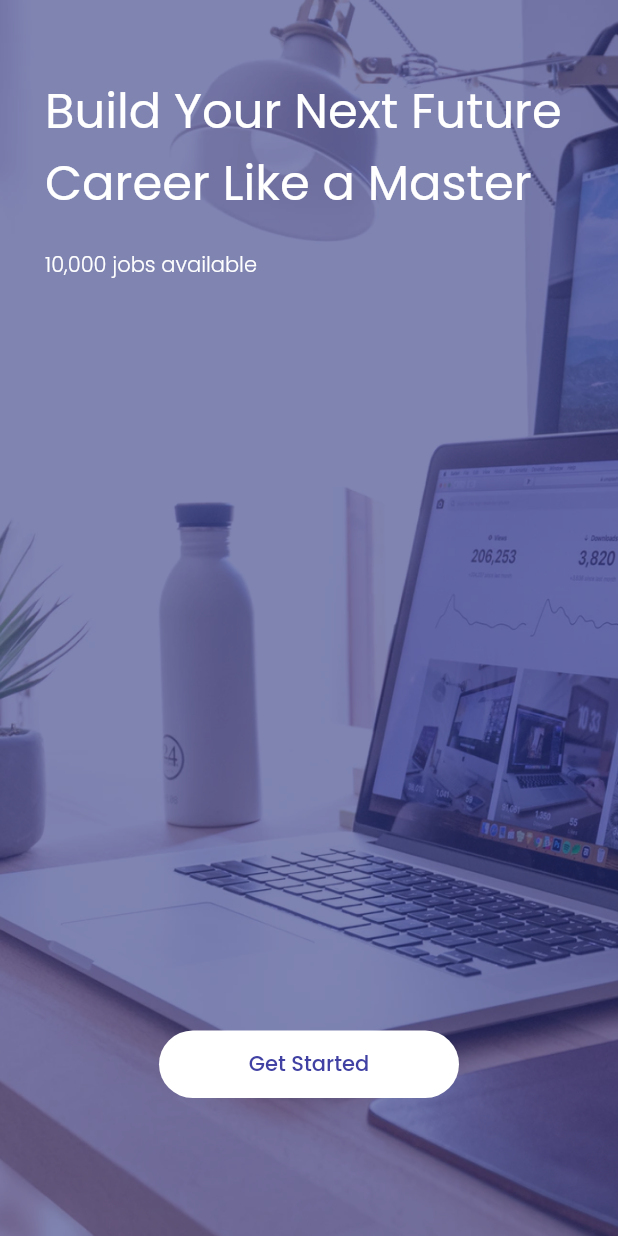
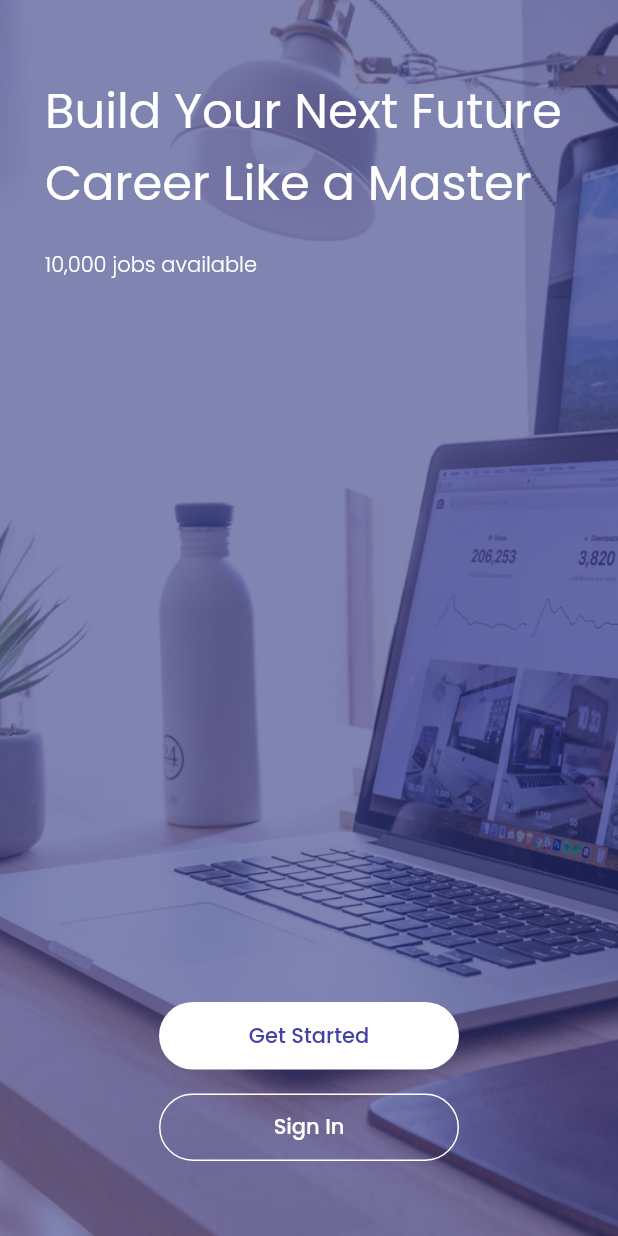
Before and after one commit to YogiAnggara129/future_job, a Flutter app: the GetStartedPage screen opened directly, on a phone screen of 412 x 824 dp. Run offline on Flutter 3.47's test engine with Material 2 defaults, Android fonts, the phone set to English and light mode, and no system bars; our stand-ins replace google_fonts; accounts and stored records are empty.

Commit message:
add started page

```diff
--- a/lib/main.dart
+++ b/lib/main.dart
@@ -16,13 +16,15 @@ class MyApp extends StatelessWidget {
   Widget build(BuildContext context) {
     return MultiProvider(
       providers: [
-        ChangeNotifierProvider<AuthProvider>(create: (context) => AuthProvider()),
-        ChangeNotifierProvider<UserProvider>(create: (context) => UserProvider()),
+        ChangeNotifierProvider<AuthProvider>(
+            create: (context) => AuthProvider()),
+        ChangeNotifierProvider<UserProvider>(
+            create: (context) => UserProvider()),
       ],
       child: MaterialApp(
         debugShowCheckedModeBanner: false,
         routes: {
-          '/': (context) => SplashPage()
+          '/': (context) => const SplashPage()
         },
       ),
     );
--- a/lib/models/user_model.dart
+++ b/lib/models/user_model.dart
@@ -1,4 +1,3 @@
-import 'package:flutter/cupertino.dart';
 
 class UserModel {
   late String id;
--- a/lib/pages/splash_page.dart
+++ b/lib/pages/splash_page.dart
@@ -15,18 +15,18 @@ class _SplashPageState extends State<SplashPage> {
   void initState() {
     super.initState();
 
-    Timer(Duration(seconds: 3), () {
-      Navigator.pushReplacement(context, MaterialPageRoute(builder: GetStartedPage()))
+    Timer(const Duration(seconds: 3), () {
+      Navigator.pushReplacement(context, MaterialPageRoute(builder: (context) => const GetStartedPage()));
     });
   }
   @override
   Widget build(BuildContext context) {
     return Scaffold(
-      backgroundColor: Color(0xff4242A4),
+      backgroundColor: const Color(0xff4242A4),
       body: Center(
         child: Image.asset(
           'assets/image_splash.png',
-          width: 60,
+          width: MediaQuery.of(context).size.width * 0.30,
         ),
       ),
     );
--- a/lib/pages/started_page.dart
+++ b/lib/pages/started_page.dart
@@ -2,14 +2,15 @@ import 'package:flutter/material.dart';
 import 'package:google_fonts/google_fonts.dart';
 
 class GetStartedPage extends StatelessWidget {
-  const GetStartedPage({ Key? key }) : super(key: key);
+  const GetStartedPage({Key? key}) : super(key: key);
 
   @override
   Widget build(BuildContext context) {
-    return Stack(
+    return Scaffold(
+      body: Stack(
         children: [
           Container(
-          decoration: BoxDecoration(
+            decoration: const BoxDecoration(
               image: DecorationImage(
                 image: AssetImage('assets/onboarding.png'),
                 fit: BoxFit.cover,
@@ -33,7 +34,7 @@ class GetStartedPage extends StatelessWidget {
                     fontWeight: FontWeight.w400,
                   ),
                 ),
-              SizedBox(
+                const SizedBox(
                   height: 20,
                 ),
                 Text(
@@ -44,35 +45,65 @@ class GetStartedPage extends StatelessWidget {
                     fontWeight: FontWeight.w300,
                   ),
                 ),
-              SizedBox(
-                height: 500,
+              ],
             ),
+          ),
+          Positioned(
+            bottom: 50,
+            width: MediaQuery.of(context).size.width,
+            child: Column(
+              crossAxisAlignment: CrossAxisAlignment.center,
+              children: [
                 Center(
-                child: Container(
+                  child: SizedBox(
                     width: 200,
                     height: 45,
                     child: TextButton(
                       style: TextButton.styleFrom(
-                      backgroundColor: Color(0xffffffff),
+                          backgroundColor: const Color(0xffffffff),
                           shape: RoundedRectangleBorder(
-                        borderRadius: BorderRadius.circular(66)
-                      )
-                    ),
-                    onPressed: (){},
+                              borderRadius: BorderRadius.circular(66))),
+                      onPressed: () {},
                       child: Text(
                         'Get Started',
                         style: GoogleFonts.poppins(
-                        color: Color(0xff4141A4),
+                          color: const Color(0xff4141A4),
+                          fontSize: 14,
                           fontWeight: FontWeight.w500,
                         ),
-                    )
                       ),
+                    ),
+                  ),
+                ),
+                const SizedBox(
+                  height: 16,
+                ),
+                Center(
+                  child: SizedBox(
+                    width: 200,
+                    height: 45,
+                    child: OutlinedButton(
+                      onPressed: () {},
+                      style: OutlinedButton.styleFrom(
+                          side: const BorderSide(color: Colors.white),
+                          shape: RoundedRectangleBorder(
+                              borderRadius: BorderRadius.circular(66))),
+                      child: Text(
+                        'Sign In',
+                        style: GoogleFonts.poppins(
+                          color: Colors.white,
+                          fontSize: 14,
+                          fontWeight: FontWeight.w500,
+                        ),
+                      ),
+                    ),
+                  ),
+                ),
+              ],
             ),
           )
         ],
       ),
-        )
-      ],
     );
   }
 }
--- a/lib/providers/auth_provider.dart
+++ b/lib/providers/auth_provider.dart
@@ -24,7 +24,7 @@ class AuthProvider with ChangeNotifier {
         return null;
       }
     } catch(e) {
-
+      return null;
     }
   }
 }
```
Also changed, not shown: pubspec.lock, 1 other file. Lines whose indentation alone changed are shown as unchanged.
